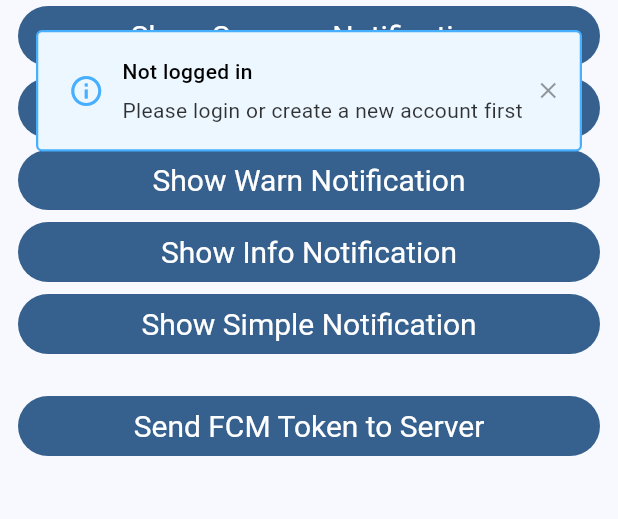
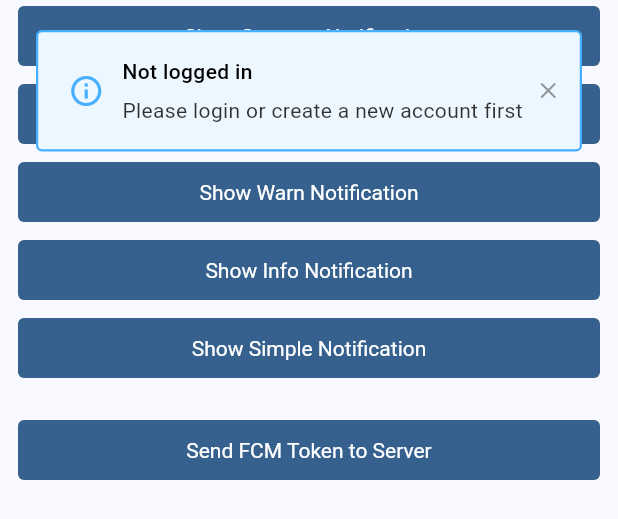
Before and after one commit to Mikescher/SimpleCloudNotifier, a Flutter app: the DebugActionsPage widget shown alone on an empty page, opened directly, on a phone screen of 412 x 824 dp. Shown: the top 519 px of the screen. Run offline on Flutter 3.47's test engine with Material 3 defaults, Android fonts, the phone set to English and light mode, and no system bars; drawn by our look-alikes of toastification; our stand-ins replace device_info_plus, firebase_core, firebase_messaging, hive_flutter, infinite_scroll_pagination, package_info_plus and 2 more; missing offline and left inert: flutter_lazy_indexed_stack, xid; accounts and stored records are empty.

Commit message:
fixes and ui.dart

```diff
--- a/flutter/lib/pages/debug/debug_actions.dart
+++ b/flutter/lib/pages/debug/debug_actions.dart
@@ -1,5 +1,6 @@
 import 'package:flutter/material.dart';
 import 'package:simplecloudnotifier/utils/toaster.dart';
+import 'package:simplecloudnotifier/utils/ui.dart';
 import 'package:toastification/toastification.dart';
 
 class DebugActionsPage extends StatefulWidget {
@@ -17,36 +18,40 @@ class _DebugActionsPageState extends State<DebugActionsPage> {
           child: Column(
             crossAxisAlignment: CrossAxisAlignment.stretch,
             children: [
-              FilledButton(
-                style: FilledButton.styleFrom(textStyle: const TextStyle(fontSize: 20)),
+              UI.button(
+                big: false,
                 onPressed: () => Toaster.success("Hello World", "This was a triumph!"),
-                child: const Text('Show Success Notification'),
+                text: 'Show Success Notification',
               ),
-              FilledButton(
-                style: FilledButton.styleFrom(textStyle: const TextStyle(fontSize: 20)),
+              SizedBox(height: 4),
+              UI.button(
+                big: false,
                 onPressed: () => Toaster.info("Hello World", "This was a triumph!"),
-                child: const Text('Show Info Notification'),
+                text: 'Show Info Notification',
               ),
-              FilledButton(
-                style: FilledButton.styleFrom(textStyle: const TextStyle(fontSize: 20)),
+              SizedBox(height: 4),
+              UI.button(
+                big: false,
                 onPressed: () => Toaster.warn("Hello World", "This was a triumph!"),
-                child: const Text('Show Warn Notification'),
+                text: 'Show Warn Notification',
               ),
-              FilledButton(
-                style: FilledButton.styleFrom(textStyle: const TextStyle(fontSize: 20)),
+              SizedBox(height: 4),
+              UI.button(
+                big: false,
                 onPressed: () => Toaster.error("Hello World", "This was a triumph!"),
-                child: const Text('Show Info Notification'),
+                text: 'Show Info Notification',
               ),
-              FilledButton(
-                style: FilledButton.styleFrom(textStyle: const TextStyle(fontSize: 20)),
+              SizedBox(height: 4),
+              UI.button(
+                big: false,
                 onPressed: () => Toaster.simple("Hello World"),
-                child: const Text('Show Simple Notification'),
+                text: 'Show Simple Notification',
               ),
               SizedBox(height: 20),
-              FilledButton(
-                style: FilledButton.styleFrom(textStyle: const TextStyle(fontSize: 20)),
+              UI.button(
+                big: false,
                 onPressed: _sendTokenToServer,
-                child: const Text('Send FCM Token to Server'),
+                text: 'Send FCM Token to Server',
               ),
             ],
           ),
--- /dev/null
+++ b/flutter/lib/utils/navi.dart
@@ -0,0 +1 @@
+class Navi {}
--- /dev/null
+++ b/flutter/lib/utils/ui.dart
@@ -0,0 +1,109 @@
+import 'package:flutter/material.dart';
+import 'package:font_awesome_flutter/font_awesome_flutter.dart';
+
+class UI {
+  static const double DefaultBorderRadius = 4;
+
+  static Widget button({required String text, required void Function() onPressed, bool big = false, Color? color = null, bool tonal = false, IconData? icon = null}) {
+    final double fontSize = big ? 24 : 14;
+    final padding = big ? EdgeInsets.fromLTRB(8, 12, 8, 12) : null;
+
+    final style = FilledButton.styleFrom(
+      textStyle: TextStyle(fontSize: fontSize),
+      padding: padding,
+      backgroundColor: color,
+      shape: RoundedRectangleBorder(borderRadius: BorderRadius.circular(DefaultBorderRadius)),
+    );
+
+    if (tonal) {
+      if (icon != null) {
+        return FilledButton.tonalIcon(
+          style: style,
+          onPressed: onPressed,
+          icon: Icon(icon),
+          label: Text(text),
+        );
+      } else {
+        return FilledButton.tonal(
+          style: style,
+          onPressed: onPressed,
+          child: Text(text),
+        );
+      }
+    } else {
+      if (icon != null) {
+        return FilledButton.icon(
+          style: style,
+          onPressed: onPressed,
+          icon: Icon(icon),
+          label: Text(text),
+        );
+      } else {
+        return FilledButton(
+          style: style,
+          onPressed: onPressed,
+          child: Text(text),
+        );
+      }
+    }
+  }
+
+  static Widget buttonIconOnly({
+    required void Function() onPressed,
+    required IconData icon,
+    double? iconSize = null,
+  }) {
+    return IconButton(
+      icon: FaIcon(icon),
+      iconSize: iconSize ?? 18,
+      padding: EdgeInsets.all(4),
+      constraints: BoxConstraints(),
+      style: ButtonStyle(tapTargetSize: MaterialTapTargetSize.shrinkWrap),
+      onPressed: onPressed,
+    );
+  }
+
+  static Widget buttonCard({required BuildContext context, required Widget child, required void Function() onTap, EdgeInsets? margin = null}) {
+    return Card.filled(
+      margin: margin,
+      shape: BeveledRectangleBorder(borderRadius: BorderRadius.circular(DefaultBorderRadius)),
+      color: Theme.of(context).cardTheme.color,
+      child: InkWell(
+        splashColor: Theme.of(context).splashColor,
+        onTap: onTap,
+        child: Padding(
+          padding: const EdgeInsets.all(16),
+          child: child,
+        ),
+      ),
+    );
+  }
+
+  static Widget channelChip({required BuildContext context, required String text, EdgeInsets? margin = null, double fontSize = 12}) {
+    return Container(
+      padding: const EdgeInsets.fromLTRB(4, 0, 4, 0),
+      margin: margin,
+      decoration: BoxDecoration(
+        color: Theme.of(context).hintColor,
+        borderRadius: BorderRadius.all(Radius.circular(DefaultBorderRadius)),
+      ),
+      child: Text(
+        text,
+        style: TextStyle(fontWeight: FontWeight.bold, color: Theme.of(context).cardColor, fontSize: fontSize),
+        overflow: TextOverflow.clip,
+        maxLines: 1,
+      ),
+    );
+  }
+
+  static Widget box({required BuildContext context, required Widget child, required EdgeInsets? padding}) {
+    return Container(
+      padding: padding ?? EdgeInsets.all(4),
+      decoration: BoxDecoration(
+        border: Border.all(color: Theme.of(context).hintColor),
+        borderRadius: BorderRadius.circular(DefaultBorderRadius),
+      ),
+      child: child,
+    );
+  }
+}
```
Also changed, not shown: flutter/lib/nav_layout.dart (+6 -6 lines), flutter/lib/pages/account/account.dart (+43 -80 lines), flutter/lib/pages/account/login.dart (+4 -3 lines), flutter/lib/pages/debug/debug_request_view.dart (+4 -7 lines), flutter/lib/pages/message_list/message_list_item.dart (+5 -13 lines), flutter/lib/pages/message_view/message_view.dart (+13 -34 lines).
